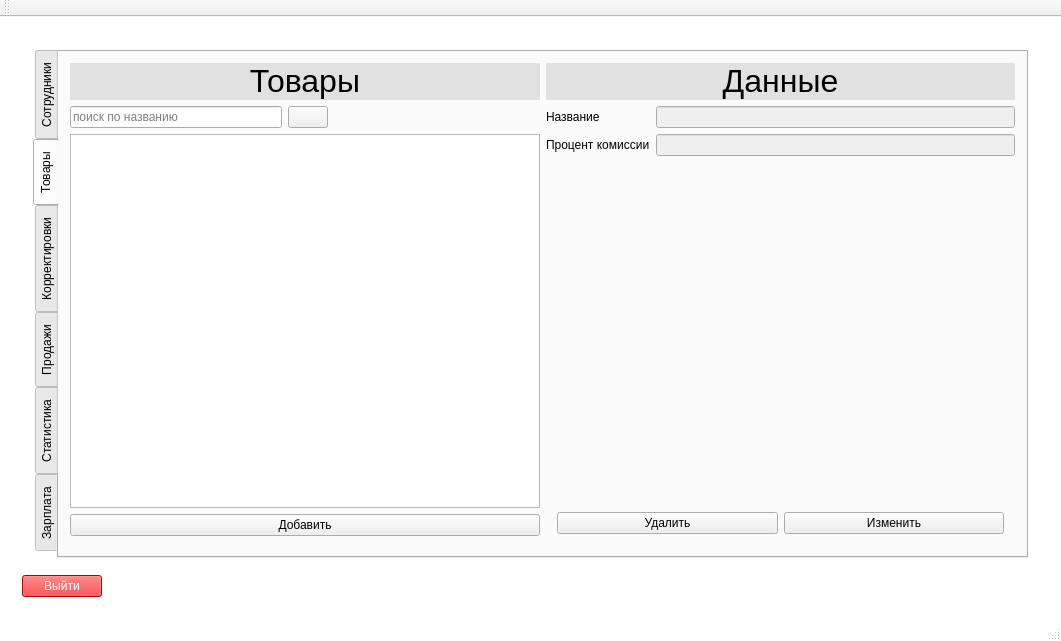
The window that iSalary/iSalary/mainwindow.ui (Polikarpova/iSalary) describes before a commit, drawn with Qt 5.
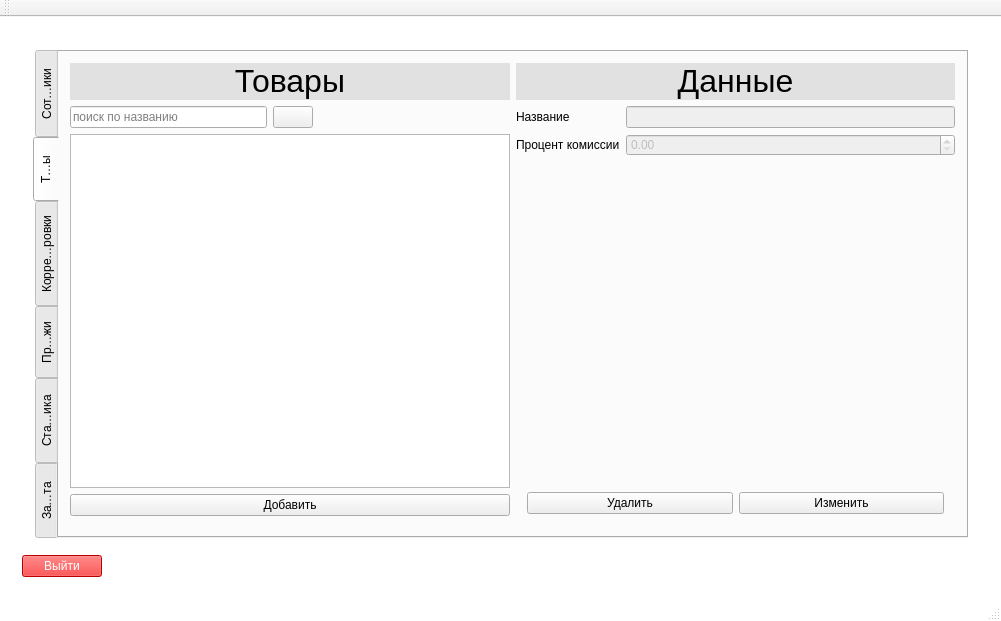
The same window after the commit. The open tabs and pages were chosen to show the change. Icons and pictures are not drawn.

Commit message: Изменены виджеты для ввода процента комиссии

```diff
--- a/iSalary/iSalary/mainwindow.ui
+++ b/iSalary/iSalary/mainwindow.ui
@@ -6,8 +6,8 @@
    <rect>
     <x>0</x>
     <y>0</y>
-    <width>1061</width>
-    <height>641</height>
+    <width>1001</width>
+    <height>620</height>
    </rect>
   </property>
   <property name="windowTitle">
@@ -844,18 +844,12 @@
                      </widget>
                     </item>
                     <item row="1" column="1">
-                     <widget class="QLineEdit" name="productPercent">
+                     <widget class="QDoubleSpinBox" name="productPercent">
                       <property name="enabled">
                        <bool>false</bool>
                       </property>
-                      <property name="inputMask">
-                       <string/>
-                      </property>
-                      <property name="text">
-                       <string/>
-                      </property>
-                      <property name="clearButtonEnabled">
-                       <bool>false</bool>
+                      <property name="maximum">
+                       <double>100.000000000000000</double>
                       </property>
                      </widget>
                     </item>
```
Left out of the diff: 25 changed lines with no effect on the pictures.
